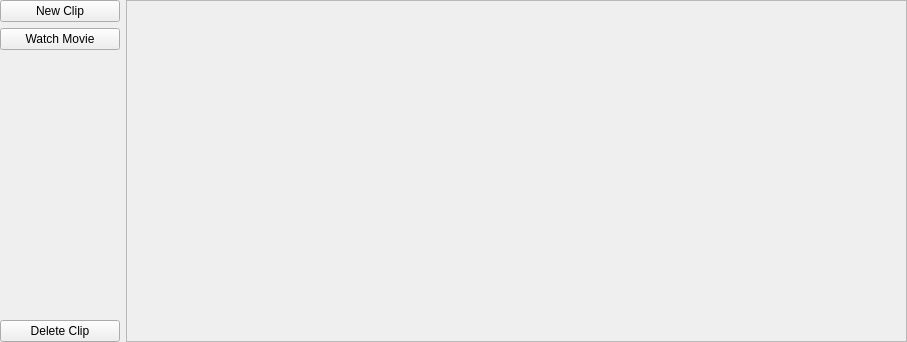
The window that zengarden/source/forms/movieeditor.ui (aedm/zengine) describes before a commit, drawn with Qt 5.
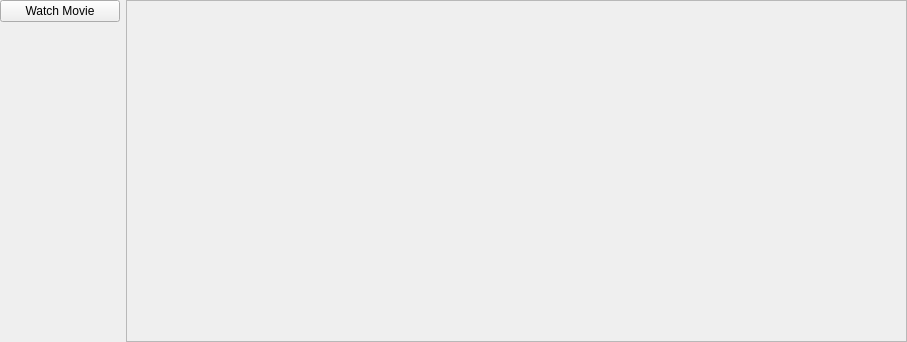
The same window after the commit.

```diff
--- a/zengarden/source/forms/movieeditor.ui
+++ b/zengarden/source/forms/movieeditor.ui
@@ -47,13 +47,6 @@
       <property name="bottomMargin">
        <number>0</number>
       </property>
-      <item>
-       <widget class="QPushButton" name="newClipButton">
-        <property name="text">
-         <string>New Clip</string>
-        </property>
-       </widget>
-      </item>
       <item>
        <widget class="QPushButton" name="watchMovieButton">
         <property name="text">
@@ -74,13 +67,6 @@
         </property>
        </spacer>
       </item>
-      <item>
-       <widget class="QPushButton" name="deleteClipButton">
-        <property name="text">
-         <string>Delete Clip</string>
-        </property>
-       </widget>
-      </item>
      </layout>
     </widget>
    </item>
```
